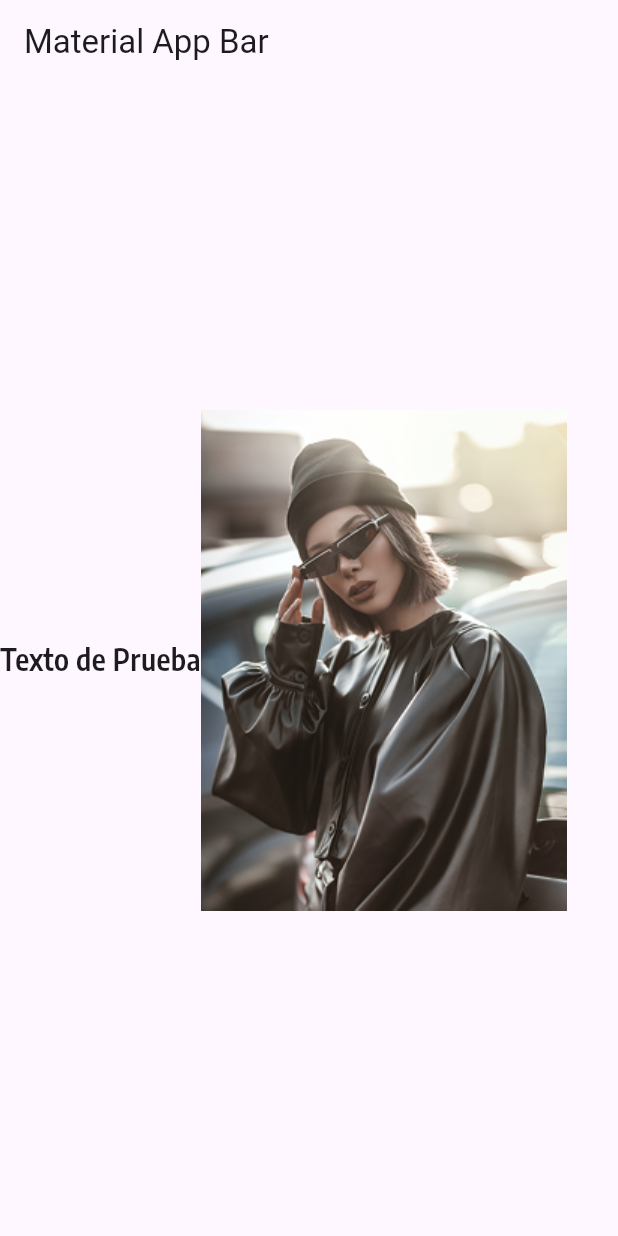
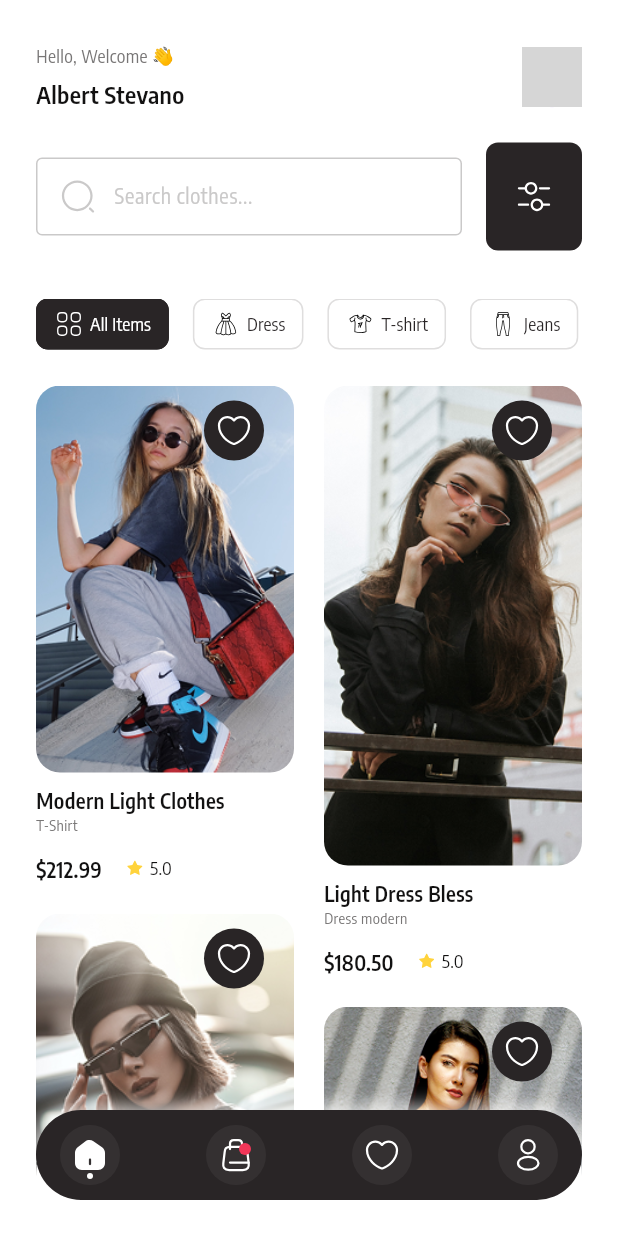
Before and after one commit to Cris-afk-svg/practica_figma, a Flutter app: the screen it shows after launch, on a phone screen of 412 x 824 dp. Run offline on Flutter 3.47's test engine with Material 3 defaults, Android fonts, the phone set to English and light mode, and no system bars; our stand-ins replace flutter_svg; network calls fail; grey boxes are pictures that could not be loaded.

Commit message:
primer_pantalla - terminada

```diff
--- a/lib/main.dart
+++ b/lib/main.dart
@@ -1,5 +1,7 @@
 import 'package:flutter/material.dart';
-import 'package:flutter_svg/svg.dart';
+import 'package:practica_figma/screens/check_out.dart';
+import 'package:practica_figma/screens/home_screen.dart';
+import 'package:practica_figma/screens/productDetail_screen.dart';
 
 void main() => runApp(const MyApp());
 
@@ -9,26 +11,12 @@ class MyApp extends StatelessWidget {
   @override
   Widget build(BuildContext context) {
     return MaterialApp(
+      debugShowCheckedModeBanner: false,
+      initialRoute: '/',
+      theme: ThemeData.light().copyWith(scaffoldBackgroundColor: Colors.white),
+      //darkTheme: ThemeData.dark(),
+      routes: {'/': (context) => const HomeScreen()},
       title: 'Material App',
-      home: Scaffold(
-        appBar: AppBar(title: const Text('Material App Bar')),
-        body: Row(
-          children: [
-            const Center(
-              child: Text(
-                'Texto de Prueba',
-                style: TextStyle(
-                  fontSize: 20,
-                  fontFamily: 'Encode',
-                  fontWeight: FontWeight.w600,
-                ),
-              ),
-            ),
-
-            Center(child: Image.asset('assets/images/p3.png')),
-          ],
-        ),
-      ),
     );
   }
 }
--- /dev/null
+++ b/lib/screens/home_screen.dart
@@ -0,0 +1,172 @@
+import 'package:flutter/material.dart';
+import 'package:flutter_svg/svg.dart';
+import 'package:practica_figma/views/custom_navbar.dart';
+import 'package:practica_figma/views/item_category.dart';
+import 'package:practica_figma/views/product_grid.dart';
+
+class HomeScreen extends StatefulWidget {
+  const HomeScreen({super.key});
+
+  @override
+  State<HomeScreen> createState() => _HomeScreenState();
+}
+
+class _HomeScreenState extends State<HomeScreen> {
+  @override
+  Widget build(BuildContext context) {
+    return Padding(
+      padding: const EdgeInsets.all(24),
+      child: Scaffold(
+        extendBody: true,
+        backgroundColor: Theme.of(context).scaffoldBackgroundColor,
+        body: CustomScrollView(
+          slivers: [
+            //Presentación del Cliente
+            const SliverToBoxAdapter(
+              child: Row(
+                mainAxisAlignment: MainAxisAlignment.spaceBetween,
+                children: [
+                  Padding(
+                    padding: EdgeInsets.only(bottom: 5, top: 5),
+                    child: Column(
+                      crossAxisAlignment: CrossAxisAlignment.start,
+                      children: [
+                        Text(
+                          'Hello, Welcome 👋',
+                          style: TextStyle(
+                            color: Color(0xFF787676),
+                            fontFamily: 'Encode',
+                            fontSize: 12,
+                          ),
+                        ),
+                        SizedBox(height: 4),
+                        Text(
+                          'Albert Stevano',
+                          style: TextStyle(
+                            color: Color(0xFF121111),
+                            fontSize: 16,
+                            fontWeight: FontWeight.w600,
+                            fontFamily: 'Encode',
+                          ),
+                        ),
+                      ],
+                    ),
+                  ),
+                  Column(
+                    children: [
+                      CircleAvatar(
+                        backgroundImage: NetworkImage(
+                          'https://lh3.googleusercontent.com/a/ACg8ocK4jeHz5qptwBYF3OdBgSeLVJWtZkzivsVOOoSU63FCJGj3qDA=s288-c-no',
+                        ),
+                      ),
+                    ],
+                  ),
+                ],
+              ),
+            ),
+            //Separador
+            SliverToBoxAdapter(child: SizedBox(height: 16)),
+            //Buscador y Filtro
+            SliverToBoxAdapter(
+              child: Row(
+                mainAxisAlignment: MainAxisAlignment.center,
+                children: [
+                  Expanded(
+                    child: TextField(
+                      cursorColor: const Color.fromARGB(255, 8, 8, 8),
+                      decoration: InputDecoration(
+                        hintText: 'Search clothes...',
+                        contentPadding: const EdgeInsets.symmetric(
+                          vertical: 14,
+                        ), //Change this value to custom as you like
+                        isDense: true,
+                        hintStyle: const TextStyle(
+                          color: Color(0xFFCAC9C9),
+                          fontFamily: 'Encode',
+                          fontWeight: FontWeight.normal,
+                          fontSize: 14,
+                        ),
+                        prefixIcon: Padding(
+                          padding: const EdgeInsets.only(left: 16, right: 8),
+                          child: SvgPicture.asset(
+                            'assets/svg/search.svg',
+                            color: Color(0xFFCAC9C9),
+                          ),
+                        ),
+                        border: OutlineInputBorder(
+                          borderRadius: BorderRadius.circular(8),
+                        ),
+                        enabledBorder: const OutlineInputBorder(
+                          borderSide: BorderSide(color: Color(0xFFCAC9C9)),
+                        ),
+                        focusedBorder: const OutlineInputBorder(
+                          borderSide: BorderSide(
+                            color: Color.fromARGB(255, 114, 114, 114),
+                          ),
+                        ),
+                      ),
+                    ),
+                  ),
+                  const SizedBox(width: 16),
+                  ElevatedButton(
+                    onPressed: () {},
+                    style: ElevatedButton.styleFrom(
+                      elevation: 0,
+                      foregroundColor: Colors.transparent,
+                      padding: EdgeInsets.symmetric(
+                        vertical: 24,
+                        horizontal: 12,
+                      ),
+                      shape: RoundedRectangleBorder(
+                        borderRadius: BorderRadius.circular(8),
+                      ),
+                      backgroundColor: const Color(0xFF292526),
+                    ),
+                    child: SvgPicture.asset(
+                      'assets/svg/filter.svg',
+                      color: Color.fromARGB(255, 255, 255, 255),
+                    ),
+                  ),
+                ],
+              ),
+            ),
+            //Separador
+            SliverToBoxAdapter(child: SizedBox(height: 32)),
+            //Categorias
+            SliverToBoxAdapter(child: ItemCategory()),
+            //Separador
+            SliverToBoxAdapter(child: SizedBox(height: 24)),
+            //Productos
+            SliverToBoxAdapter(child: ProductGrid()),
+          ],
+        ),
+        //Barra De Navegacion
+        bottomNavigationBar: Container(
+          decoration: BoxDecoration(
+            color: const Color.fromARGB(255, 255, 255, 255),
+            borderRadius: BorderRadius.only(
+              topLeft: Radius.circular(44),
+              topRight: Radius.circular(44),
+            ),
+          ),
+          child: Container(
+            decoration: BoxDecoration(
+              borderRadius: BorderRadius.circular(44),
+              color: Color(0xff292526),
+              boxShadow: [
+                BoxShadow(
+                  color: const Color.fromARGB(197, 255, 255, 255),
+                  blurRadius: 10,
+                  spreadRadius: 3,
+                  offset: Offset(0, 0),
+                ),
+              ],
+            ),
+            padding: EdgeInsets.only(top: 10, bottom: 10, left: 16, right: 16),
+            child: CustomNavBar(),
+          ),
+        ),
+      ),
+    );
+  }
+}
--- /dev/null
+++ b/lib/utils/clase_categoria.dart
@@ -0,0 +1,6 @@
+class Categoria {
+  final String nombre;
+  final String svgAsset;
+
+  Categoria({required this.nombre, required this.svgAsset});
+}
--- /dev/null
+++ b/lib/views/custom_navbar.dart
@@ -0,0 +1,81 @@
+import 'package:flutter/material.dart';
+import 'package:flutter_svg/svg.dart';
+
+class CustomNavBar extends StatefulWidget {
+  const CustomNavBar({super.key});
+
+  @override
+  State<CustomNavBar> createState() => _CustomNavBarState();
+}
+
+class _CustomNavBarState extends State<CustomNavBar> {
+  int _selectedIndex = 0;
+
+  // Lista de rutas para tus SVG (puedes ajustar o incluir más datos si lo deseas)
+  final List<String> svgAssets = [
+    'assets/svg/home.svg',
+    'assets/svg/shopping-bag.svg',
+    'assets/svg/heart.svg',
+    'assets/svg/profile.svg',
+  ];
+
+  @override
+  Widget build(BuildContext context) {
+    return Row(
+      mainAxisAlignment: MainAxisAlignment.spaceBetween,
+      crossAxisAlignment: CrossAxisAlignment.center,
+      children: List.generate(svgAssets.length, (index) {
+        bool isSelected = _selectedIndex == index;
+        return InkWell(
+          onTap: () {
+            setState(() {
+              _selectedIndex = index;
+            });
+          },
+          child: Container(
+            padding: EdgeInsets.all(8),
+            decoration: BoxDecoration(
+              color: Color.fromARGB(13, 255, 255, 255),
+              borderRadius: BorderRadius.circular(100),
+            ),
+            child: Stack(
+              clipBehavior: Clip.none,
+              alignment: Alignment.center,
+              children: [
+                // Ícono base
+                SvgPicture.asset(
+                  svgAssets[index],
+                  width: 24,
+                  height: 24,
+                  color: Colors.white,
+                ),
+                if (svgAssets[index] == 'assets/svg/shopping-bag.svg')
+                  Positioned(
+                    top: 4,
+                    right: 2,
+                    child: SvgPicture.asset(
+                      'assets/svg/dot.svg',
+                      width: 8,
+                      height: 8,
+                      color: Color(0xffF13658),
+                    ),
+                  ),
+                // Dot abajo si está seleccionado
+                if (isSelected)
+                  Positioned(
+                    bottom: -4,
+                    child: SvgPicture.asset(
+                      'assets/svg/dot.svg',
+                      width: 4,
+                      height: 4,
+                      color: Colors.white,
+                    ),
+                  ),
+              ],
+            ),
+          ),
+        );
+      }),
+    );
+  }
+}
--- /dev/null
+++ b/lib/views/item_category.dart
@@ -0,0 +1,99 @@
+import 'package:flutter/material.dart';
+import 'package:flutter_svg/flutter_svg.dart';
+import 'package:practica_figma/utils/clase_categoria.dart';
+
+class ItemCategory extends StatefulWidget {
+  const ItemCategory({super.key});
+
+  @override
+  State<ItemCategory> createState() => _ItemCategoryState();
+}
+
+class _ItemCategoryState extends State<ItemCategory> {
+  int _categoriaSeleccionada = 0;
+  //final List categorias = ['All Items', 'Dress', 'T-shirt', 'Jeans'];
+  final List<Categoria> categorias = [
+    Categoria(nombre: 'All Items', svgAsset: 'category.svg'),
+    Categoria(nombre: 'Dress', svgAsset: 'dress.svg'),
+    Categoria(nombre: 'T-shirt', svgAsset: 'tshirt.svg'),
+    Categoria(nombre: 'Jeans', svgAsset: 'jeans.svg'),
+    Categoria(nombre: 'Jeans', svgAsset: 'jeans.svg'),
+    Categoria(nombre: 'Jeans', svgAsset: 'jeans.svg'),
+    Categoria(nombre: 'Jeans', svgAsset: 'jeans.svg'),
+  ];
+
+  @override
+  Widget build(BuildContext context) {
+    return SizedBox(
+      height: 34,
+      child: ListView.builder(
+        itemCount: categorias.length,
+        physics: BouncingScrollPhysics(),
+        scrollDirection: Axis.horizontal,
+        itemBuilder: (context, index) {
+          final categoria = categorias[index];
+          return Padding(
+            padding: EdgeInsets.only(right: 16),
+            child: ElevatedButton(
+              onPressed: () {
+                setState(() {
+                  _categoriaSeleccionada = index;
+                });
+              },
+
+              style: ElevatedButton.styleFrom(
+                shape: RoundedRectangleBorder(
+                  borderRadius: BorderRadius.circular(8.0),
+                ),
+                side: BorderSide(
+                  color:
+                      _categoriaSeleccionada == index
+                          ? Color(0xff292526)
+                          : Color(0xffDFDEDE),
+                  width: 1,
+                ),
+                backgroundColor:
+                    _categoriaSeleccionada == index
+                        ? Color(0xff292526)
+                        : Colors.white,
+                padding: EdgeInsets.only(
+                  top: 8,
+                  bottom: 8,
+                  left: 12,
+                  right: 12,
+                ),
+                elevation: 0,
+                foregroundColor: Colors.transparent,
+              ),
+              child: Row(
+                mainAxisAlignment: MainAxisAlignment.center,
+                crossAxisAlignment: CrossAxisAlignment.center,
+                children: [
+                  SvgPicture.asset(
+                    'assets/svg/${categoria.svgAsset}',
+                    color:
+                        _categoriaSeleccionada == index
+                            ? const Color.fromARGB(255, 255, 255, 255)
+                            : const Color.fromARGB(255, 0, 0, 0),
+                  ),
+                  SizedBox(width: 4),
+                  Text(
+                    categoria.nombre,
+                    style: TextStyle(
+                      fontFamily: 'Encode',
+                      fontSize: 12,
+                      color:
+                          _categoriaSeleccionada == index
+                              ? Colors.white
+                              : Color(0xff292526),
+                    ),
+                  ),
+                ],
+              ),
+            ),
+          );
+        },
+      ),
+    );
+  }
+}
--- /dev/null
+++ b/lib/views/product_grid.dart
@@ -0,0 +1,151 @@
+import 'package:flutter/material.dart';
+import 'package:flutter_svg/flutter_svg.dart';
+import 'package:flutter_staggered_grid_view/flutter_staggered_grid_view.dart';
+
+class ProductGrid extends StatefulWidget {
+  const ProductGrid({super.key});
+
+  @override
+  State<ProductGrid> createState() => _ProductGridState();
+}
+
+class _ProductGridState extends State<ProductGrid> {
+  final int itemCount = 20;
+  late List<bool> _favorites;
+
+  // Listas de ejemplo para variar contenido.
+  final List<String> images = [
+    'assets/images/p1.png',
+    'assets/images/p2.png',
+    'assets/images/p3.png',
+    'assets/images/p4.png',
+  ];
+  final List<String> titles = [
+    'Modern Light Clothes',
+    'Light Dress Bless',
+    'Maroon Dark Top',
+    'Light Dress Yellow',
+  ];
+  final List<String> subtitles = ['T-Shirt', 'Dress modern', 'Dress', 'Skirt'];
+  final List<String> prices = ['\$212.99', '\$180.50', '\$250.00', '\$199.99'];
+  final String rating = '5.0';
+
+  @override
+  void initState() {
+    super.initState();
+    _favorites = List.generate(itemCount, (index) => false);
+  }
+
+  @override
+  Widget build(BuildContext context) {
+    return MasonryGridView.count(
+      crossAxisCount: 2,
+      mainAxisSpacing: 20,
+      crossAxisSpacing: 20,
+      shrinkWrap: true,
+      physics: const NeverScrollableScrollPhysics(),
+      itemCount: itemCount,
+      itemBuilder: (context, index) {
+        // Para variar la altura de la imagen
+        double height = (index % 4 == 0 || index % 4 == 3) ? 258 : 320;
+        return Column(
+          crossAxisAlignment: CrossAxisAlignment.start,
+          children: [
+            Stack(
+              children: [
+                ClipRRect(
+                  borderRadius: BorderRadius.circular(16),
+                  child: Image.asset(
+                    images[index % images.length],
+                    height: height,
+                    width: double.infinity,
+                    fit: BoxFit.cover,
+                  ),
+                ),
+                // Icono del corazón con toggle al presionar
+                Positioned(
+                  top: 10,
+                  right: 20,
+                  child: InkWell(
+                    onTap: () {
+                      setState(() {
+                        _favorites[index] = !_favorites[index];
+                      });
+                    },
+                    child: Container(
+                      padding: const EdgeInsets.all(8),
+                      decoration: const BoxDecoration(
+                        color: Color(0xff292526),
+                        shape: BoxShape.circle,
+                      ),
+                      child: SvgPicture.asset(
+                        _favorites[index]
+                            ? 'assets/svg/heart_fill.svg'
+                            : 'assets/svg/heart.svg',
+                        color: Colors.white,
+                        width: 24,
+                        height: 24,
+                      ),
+                    ),
+                  ),
+                ),
+              ],
+            ),
+            const SizedBox(height: 8),
+            Text(
+              titles[index % titles.length],
+              style: const TextStyle(
+                color: Color(0xFF121111),
+                fontSize: 14,
+                fontFamily: 'Encode',
+                fontWeight: FontWeight.w600,
+              ),
+            ),
+            Text(
+              subtitles[index % subtitles.length],
+              style: const TextStyle(
+                color: Color(0xFF787676),
+                fontFamily: 'Encode',
+                fontSize: 10,
+              ),
+            ),
+            const SizedBox(height: 12),
+            Row(
+              children: [
+                Text(
+                  prices[index % prices.length],
+                  style: const TextStyle(
+                    color: Color(0xFF121111),
+                    fontSize: 14,
+                    fontFamily: 'Encode',
+                    fontWeight: FontWeight.w600,
+                  ),
+                ),
+                const SizedBox(width: 16),
+                Row(
+                  mainAxisAlignment: MainAxisAlignment.center,
+                  children: [
+                    SvgPicture.asset(
+                      'assets/svg/star.svg',
+                      width: 12,
+                      height: 12,
+                    ),
+                    const SizedBox(width: 4),
+                    Text(
+                      rating,
+                      style: const TextStyle(
+                        color: Color(0xFF121111),
+                        fontSize: 12,
+                        fontFamily: 'Encode',
+                      ),
+                    ),
+                  ],
+                ),
+              ],
+            ),
+          ],
+        );
+      },
+    );
+  }
+}
--- a/pubspec.yaml
+++ b/pubspec.yaml
@@ -35,6 +35,8 @@ dependencies:
   # Use with the CupertinoIcons class for iOS style icons.
   cupertino_icons: ^1.0.8
   flutter_svg: ^1.1.6
+  flutter_staggered_grid_view: ^0.7.0
+  buttons_tabbar: ^1.3.14
 
 dev_dependencies:
   flutter_test:
```
Also changed, not shown: assets/svg/dot.svg (added), assets/svg/filter.svg (renamed from assets/svg/setting-4.svg), assets/svg/heart_fill.svg (added), assets/svg/home_fill.svg (added), lib/screens/check_out.dart (added), lib/screens/productDetail_screen.dart (added), pubspec.lock.
